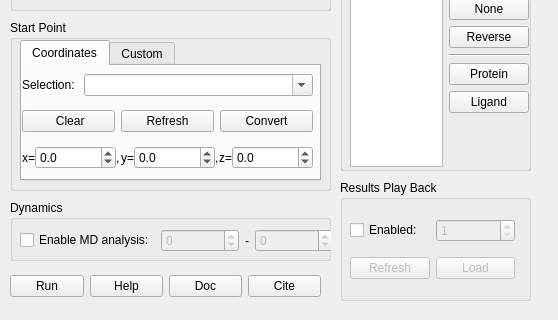
Qt form Caver4/ui/caver.ui (YaoYinYing/caver-pymol-plugin) before a commit; both pictures show x 0 to 558 and y 210 to 530 of the 558 by 530 pixel window.
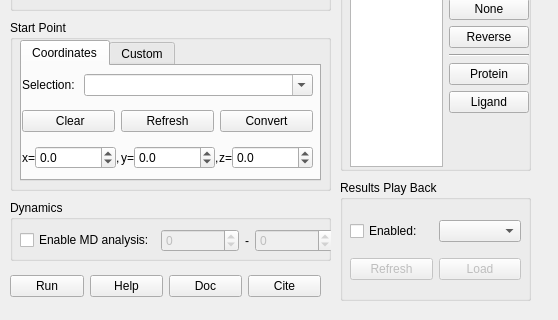
The same form after that commit.

Diff of the .ui file:
```diff
--- a/Caver4/ui/caver.ui
+++ b/Caver4/ui/caver.ui
@@ -663,7 +663,7 @@
      <rect>
       <x>10</x>
       <y>30</y>
-      <width>165</width>
+      <width>171</width>
       <height>80</height>
      </rect>
     </property>
@@ -678,17 +678,7 @@
         </widget>
        </item>
        <item>
-        <widget class="QSpinBox" name="spinBox_RunID">
-         <property name="enabled">
-          <bool>false</bool>
-         </property>
-         <property name="minimum">
-          <number>1</number>
-         </property>
-         <property name="maximum">
-          <number>999</number>
-         </property>
-        </widget>
+        <widget class="QComboBox" name="comboBox_RunID"/>
        </item>
       </layout>
      </item>
```
Left out of the diff: 16 changed lines with no effect on the pictures.
